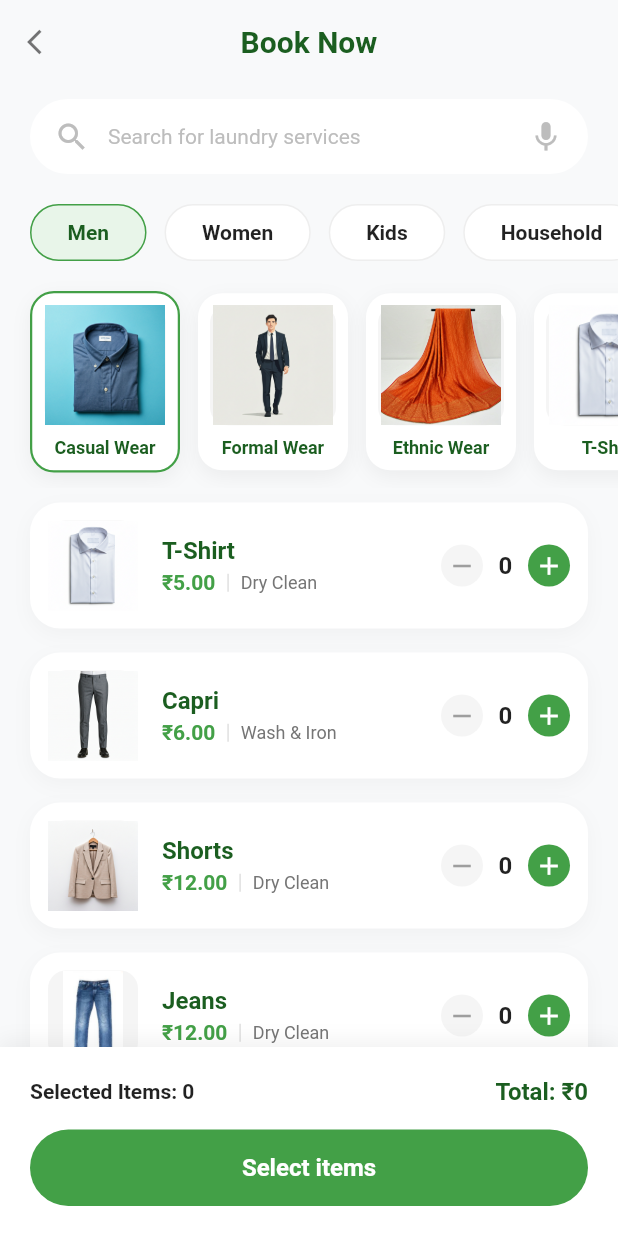
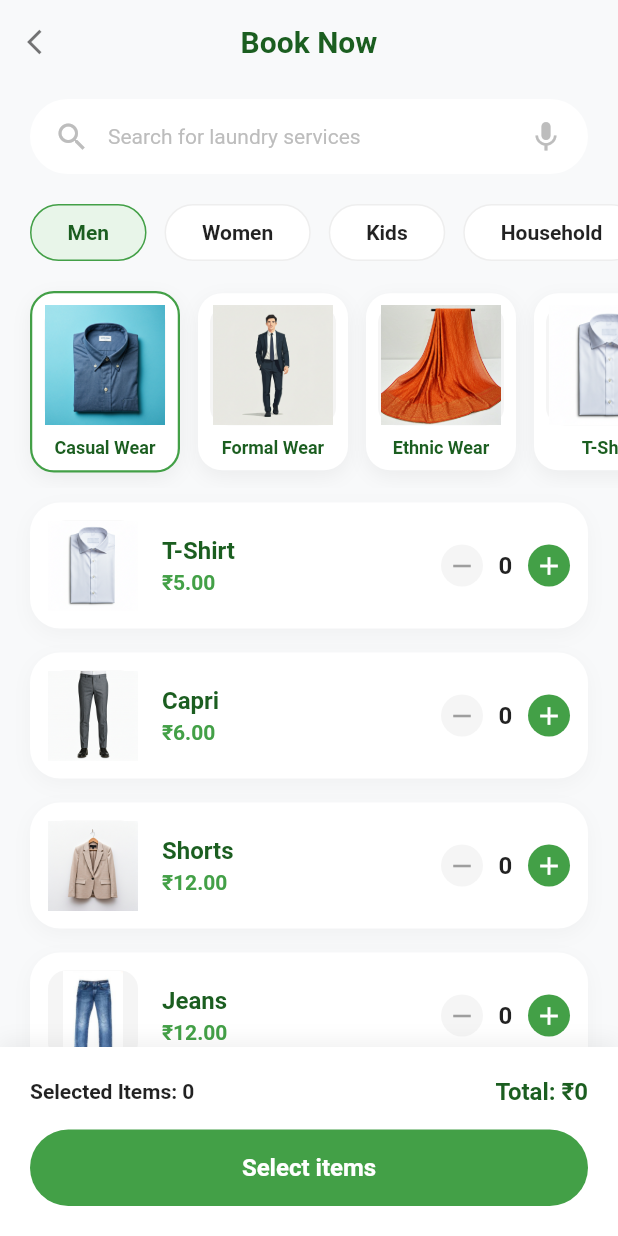
Before and after one commit to gohypedevelopers-stack/cleclo, a Flutter app: the BookServiceScreen screen opened by its route, on a phone screen of 412 x 824 dp. Run offline on Flutter 3.47's test engine with Material 3 defaults, Android fonts, the light colour scheme and no system bars; our stand-ins replace go_router, smooth_page_indicator.

```diff
--- a/lib/features/home/view/book_service_screen.dart
+++ b/lib/features/home/view/book_service_screen.dart
@@ -210,19 +210,6 @@ class _BookServiceScreenState extends State<BookServiceScreen> {
                                     fontWeight: FontWeight.w600,
                                   ),
                                 ),
-                                Container(
-                                  margin: const EdgeInsets.symmetric(horizontal: 8),
-                                  width: 1,
-                                  height: 12,
-                                  color: Colors.grey.shade300,
-                                ),
-                                Text(
-                                  item['service'],
-                                  style: TextStyle(
-                                    color: Colors.grey.shade600,
-                                    fontSize: 12,
-                                  ),
-                                ),
                               ],
                             ),
                           ],
```
